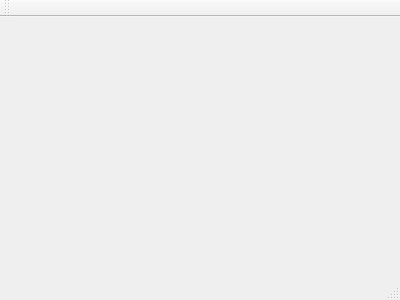
Before: the Qt Designer form src/mainwindow.ui in mBr001/hall, drawn with Qt 5.
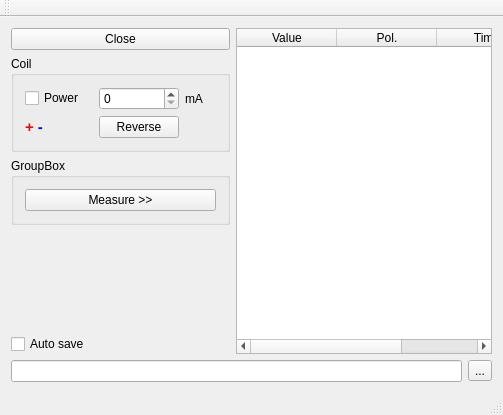
After: the same form once the commit is applied.

Commit message: Created basic GUI shape

```diff
--- a/src/mainwindow.ui
+++ b/src/mainwindow.ui
@@ -1,24 +1,165 @@
 <ui version="4.0">
  <class>MainWindow</class>
- <widget class="QMainWindow" name="MainWindow" >
-  <property name="geometry" >
+ <widget class="QMainWindow" name="MainWindow">
+  <property name="geometry">
    <rect>
     <x>0</x>
     <y>0</y>
-    <width>400</width>
-    <height>300</height>
+    <width>503</width>
+    <height>415</height>
    </rect>
   </property>
   <property name="windowTitle" >
    <string>MainWindow</string>
   </property>
-  <widget class="QMenuBar" name="menuBar" />
-  <widget class="QToolBar" name="mainToolBar" />
-  <widget class="QWidget" name="centralWidget" />
-  <widget class="QStatusBar" name="statusBar" />
+  <widget class="QWidget" name="centralWidget">
+   <layout class="QGridLayout" name="gridLayout_2">
+    <item row="1" column="0">
+     <widget class="QGroupBox" name="groupBox">
+      <property name="title">
+       <string>Coil</string>
+      </property>
+      <layout class="QGridLayout" name="gridLayout">
+       <item row="0" column="0" colspan="2">
+        <widget class="QCheckBox" name="checkBox">
+         <property name="text">
+          <string>Power</string>
+         </property>
+        </widget>
+       </item>
+       <item row="0" column="2">
+        <widget class="QSpinBox" name="spinBox"/>
+       </item>
+       <item row="0" column="3">
+        <widget class="QLabel" name="label">
+         <property name="text">
+          <string>mA</string>
+         </property>
+        </widget>
+       </item>
+       <item row="1" column="2">
+        <widget class="QPushButton" name="pushButton">
+         <property name="text">
+          <string>Reverse</string>
+         </property>
+        </widget>
+       </item>
+       <item row="1" column="0">
+        <widget class="QLabel" name="label_2">
+         <property name="text">
+          <string>&lt;!DOCTYPE HTML PUBLIC &quot;-//W3C//DTD HTML 4.0//EN&quot; &quot;http://www.w3.org/TR/REC-html40/strict.dtd&quot;&gt;
+&lt;html&gt;&lt;head&gt;&lt;meta name=&quot;qrichtext&quot; content=&quot;1&quot; /&gt;&lt;style type=&quot;text/css&quot;&gt;
+p, li { white-space: pre-wrap; }
+&lt;/style&gt;&lt;/head&gt;&lt;body style=&quot; font-family:'Cantarell'; font-size:11pt; font-weight:400; font-style:normal;&quot;&gt;
+&lt;p style=&quot; margin-top:0px; margin-bottom:0px; margin-left:0px; margin-right:0px; -qt-block-indent:0; text-indent:0px;&quot;&gt;&lt;span style=&quot; font-weight:600; color:#ff0000;&quot;&gt;+&lt;/span&gt;&lt;span style=&quot; font-weight:600;&quot;&gt; &lt;/span&gt;&lt;span style=&quot; font-weight:600; color:#0000ff;&quot;&gt;-&lt;/span&gt;&lt;/p&gt;&lt;/body&gt;&lt;/html&gt;</string>
+         </property>
+        </widget>
+       </item>
+      </layout>
+     </widget>
+    </item>
+    <item row="0" column="1" rowspan="7" colspan="2">
+     <widget class="QTableWidget" name="tableWidget">
+      <attribute name="horizontalHeaderStretchLastSection">
+       <bool>true</bool>
+      </attribute>
+      <column>
+       <property name="text">
+        <string>Value</string>
+       </property>
+      </column>
+      <column>
+       <property name="text">
+        <string>Pol.</string>
+       </property>
+      </column>
+      <column>
+       <property name="text">
+        <string>Time</string>
+       </property>
+      </column>
+     </widget>
+    </item>
+    <item row="3" column="0" rowspan="3">
+     <spacer name="verticalSpacer">
+      <property name="orientation">
+       <enum>Qt::Vertical</enum>
+      </property>
+      <property name="sizeHint" stdset="0">
+       <size>
+        <width>20</width>
+        <height>40</height>
+       </size>
+      </property>
+     </spacer>
+    </item>
+    <item row="2" column="0">
+     <widget class="QGroupBox" name="groupBox_2">
+      <property name="title">
+       <string>GroupBox</string>
+      </property>
+      <layout class="QGridLayout" name="gridLayout_3">
+       <item row="0" column="0">
+        <widget class="QPushButton" name="pushButton_2">
+         <property name="text">
+          <string>Measure &gt;&gt;</string>
+         </property>
+        </widget>
+       </item>
+      </layout>
+     </widget>
+    </item>
+    <item row="7" column="0" colspan="2">
+     <widget class="QLineEdit" name="lineEdit">
+      <property name="readOnly">
+       <bool>true</bool>
+      </property>
+     </widget>
+    </item>
+    <item row="7" column="2">
+     <widget class="QToolButton" name="toolButton">
+      <property name="text">
+       <string>...</string>
+      </property>
+     </widget>
+    </item>
+    <item row="6" column="0">
+     <widget class="QCheckBox" name="checkBox_2">
+      <property name="text">
+       <string>Auto save</string>
+      </property>
+     </widget>
+    </item>
+    <item row="0" column="0">
+     <widget class="QPushButton" name="pushButton_3">
+      <property name="text">
+       <string>Close</string>
+      </property>
+     </widget>
+    </item>
+   </layout>
+  </widget>
+  <widget class="QMenuBar" name="menuBar">
+   <property name="geometry">
+    <rect>
+     <x>0</x>
+     <y>0</y>
+     <width>503</width>
+     <height>29</height>
+    </rect>
+   </property>
+  </widget>
+  <widget class="QToolBar" name="mainToolBar">
+   <attribute name="toolBarArea">
+    <enum>TopToolBarArea</enum>
+   </attribute>
+   <attribute name="toolBarBreak">
+    <bool>false</bool>
+   </attribute>
+  </widget>
+  <widget class="QStatusBar" name="statusBar"/>
  </widget>
- <layoutDefault spacing="6" margin="11" />
- <pixmapfunction></pixmapfunction>
+ <layoutdefault spacing="6" margin="11"/>
  <resources/>
  <connections/>
 </ui>
```
Left out of the diff: 3 changed lines with no effect on the pictures. The commit also changes 5 other files.
